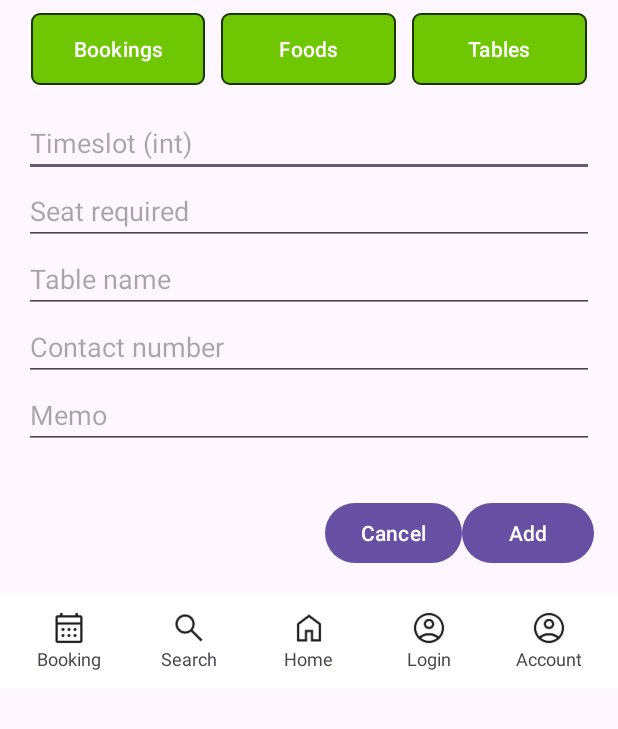
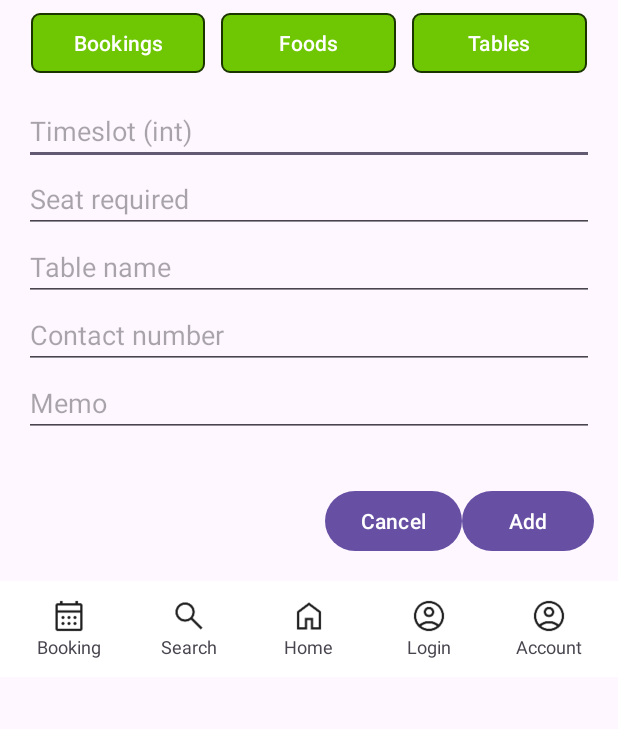
Before and after one commit to nianxiangchuiyan/ISCG7424-Group-Android-, an Android app: the AdminBookingAddActivity screen opened directly, with no data from a screen before it, on a phone screen of 412 x 824 dp, the part 75-804 px from its top. Run offline under Robolectric (Android 15) with nearby library versions, the phone set to English and light mode, and no system bars; our stand-ins replace Firebase (no records; nobody signed in at launch, a user with empty details on screens opened directly).

Commit message:
Staff-common: Outlooking

```diff
--- a/app/src/main/res/drawable/border_bg.xml
+++ b/app/src/main/res/drawable/border_bg.xml
@@ -10,5 +10,5 @@
         android:width="1dp"
         android:color="@color/primary"/>
 
-    <corners android:radius="3dp"/>
+    <corners android:radius="5dp"/>
 </shape>
--- /dev/null
+++ b/app/src/main/res/drawable/button_primary_selector.xml
@@ -0,0 +1,11 @@
+<?xml version="1.0" encoding="utf-8"?>
+<selector xmlns:android="http://schemas.android.com/apk/res/android">
+
+    <!-- 按下状态 (state_pressed="true") -->
+    <!-- 注意：此项必须放在默认项之前，因为选择器会按顺序匹配 -->
+    <item android:drawable="@drawable/button_primary" android:state_pressed="true" />
+
+    <!-- 默认状态 (没有指定任何状态) -->
+    <item android:drawable="@drawable/button_second" />
+
+</selector>
--- a/app/src/main/res/layout/include_staff_nav.xml
+++ b/app/src/main/res/layout/include_staff_nav.xml
@@ -8,11 +8,11 @@
     <Button
         android:id="@+id/btn_staff_bookings"
         android:layout_width="0dp"
-        android:layout_height="wrap_content"
+        android:layout_height="40dp"
         android:layout_weight="1"
         android:layout_marginHorizontal="5dp"
         android:paddingHorizontal="0dp"
-        android:background="@drawable/button_second"
+        android:background="@drawable/button_primary_selector"
         app:backgroundTint="@null"
         android:text="Bookings"
 
@@ -20,22 +20,22 @@
     <Button
         android:id="@+id/btn_staff_foods"
         android:layout_width="0dp"
-        android:layout_height="wrap_content"
+        android:layout_height="40dp"
         android:layout_weight="1"
         android:layout_marginHorizontal="5dp"
         android:paddingHorizontal="0dp"
-        android:background="@drawable/button_second"
+        android:background="@drawable/button_primary_selector"
         app:backgroundTint="@null"
         android:text="Foods"
         />
     <Button
         android:id="@+id/btn_staff_tables"
         android:layout_width="0dp"
-        android:layout_height="wrap_content"
+        android:layout_height="40dp"
         android:layout_weight="1"
         android:layout_marginHorizontal="5dp"
         android:paddingHorizontal="0dp"
-        android:background="@drawable/button_second"
+        android:background="@drawable/button_primary_selector"
         app:backgroundTint="@null"
         android:text="Tables"/>
 </LinearLayout>
```
Also changed, not shown: app/src/main/res/layout/cardview_staff_booking.xml (+47 -43 lines).
